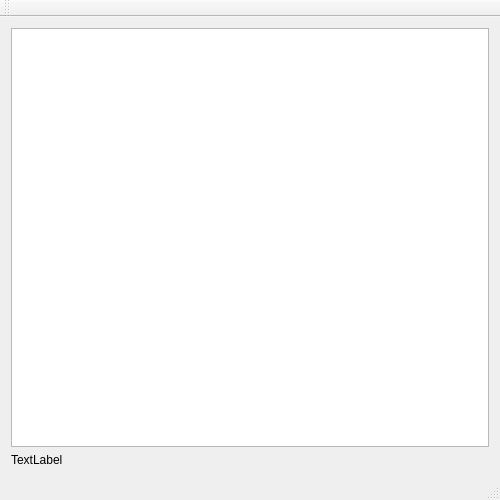
Qt form Implementación Gráfica 1/hp_mdl/ventanaprincipal.ui (Rafaherrero/ia) before a commit.
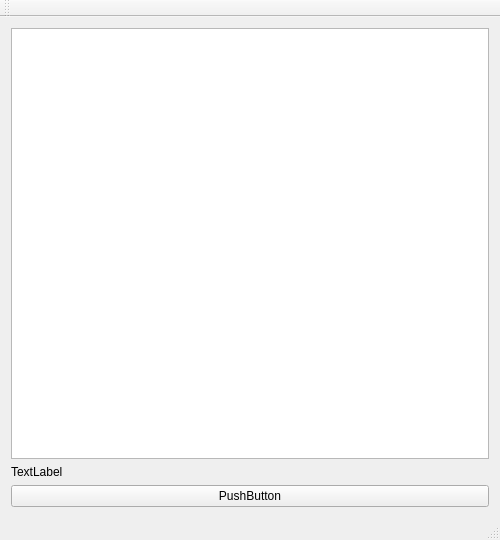
The same form after that commit.

```diff
--- a/Implementación Gráfica 1/hp_mdl/ventanaprincipal.ui
+++ b/Implementación Gráfica 1/hp_mdl/ventanaprincipal.ui
@@ -7,7 +7,7 @@
     <x>0</x>
     <y>0</y>
     <width>500</width>
-    <height>500</height>
+    <height>540</height>
    </rect>
   </property>
   <property name="sizePolicy">
@@ -77,6 +77,13 @@
       </property>
      </widget>
     </item>
+    <item>
+     <widget class="QPushButton" name="boton_generar">
+      <property name="text">
+       <string>PushButton</string>
+      </property>
+     </widget>
+    </item>
    </layout>
   </widget>
   <widget class="QMenuBar" name="menuBar">
```
